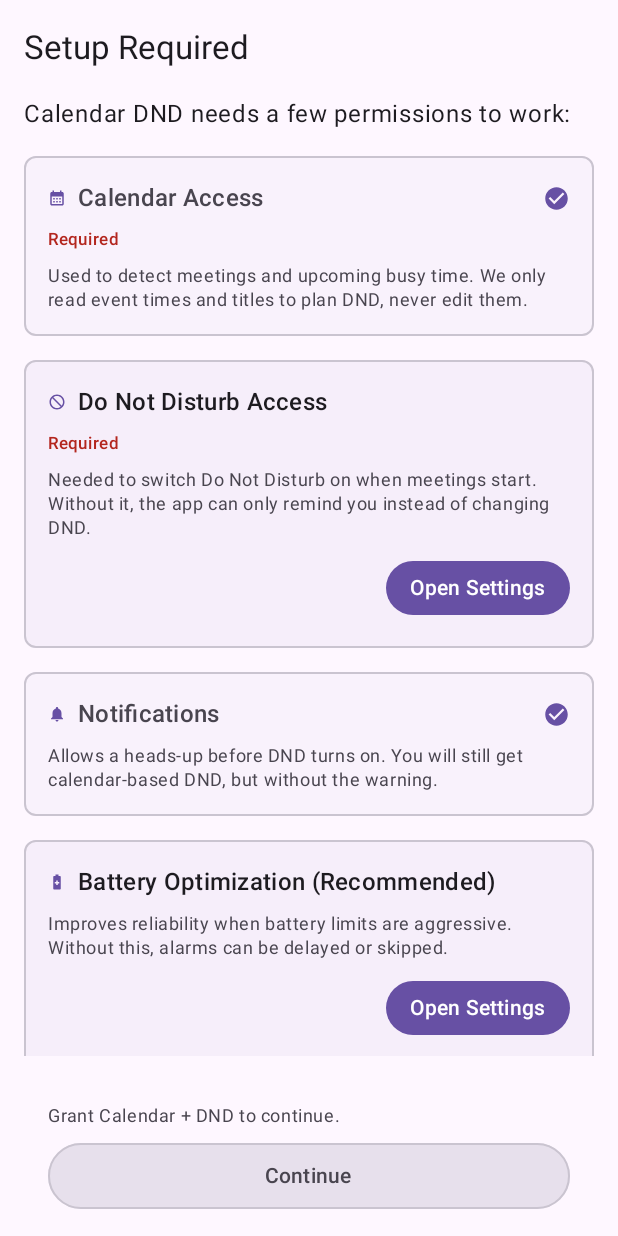
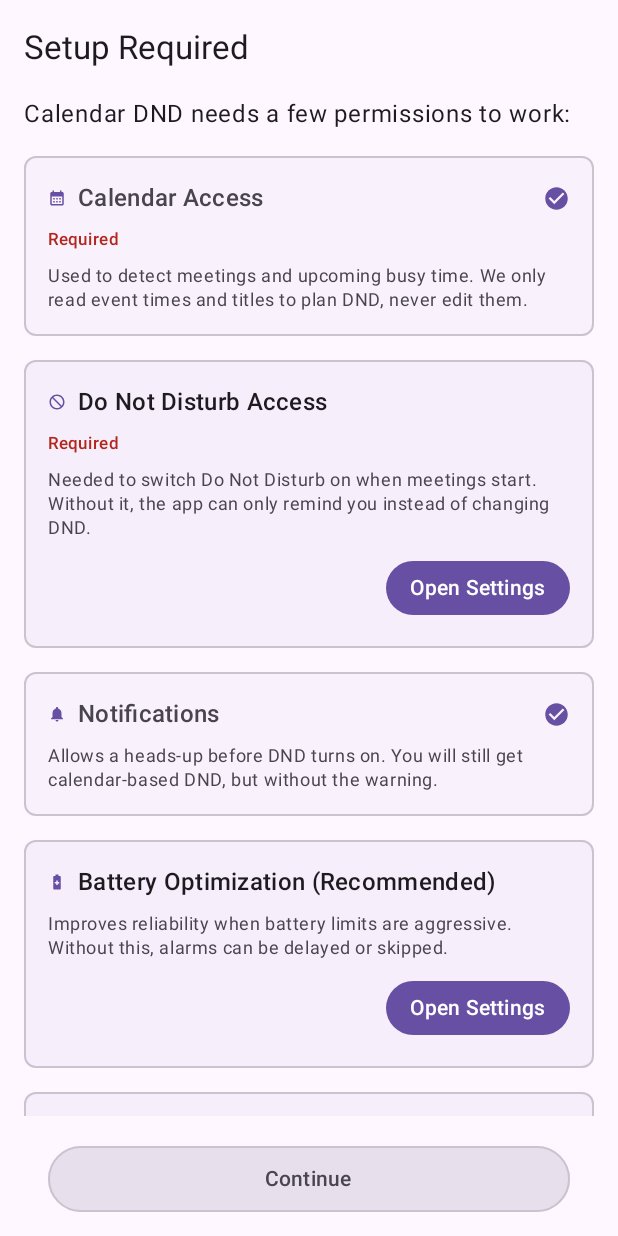
Before and after one commit to BrunoAFK/CalendarDND, an Android app built with Jetpack Compose: the OnboardingScreen screen opened through its navigation route, on a phone screen of 412 x 824 dp. Run offline under Robolectric (Android 15) with nearby library versions, the light colour scheme and no system bars.

Commit message:
Update notifications; improve onboarding

```diff
--- a/app/src/main/java/com/brunoafk/calendardnd/ui/navigation/AppNavigation.kt
+++ b/app/src/main/java/com/brunoafk/calendardnd/ui/navigation/AppNavigation.kt
@@ -137,15 +137,11 @@ fun AppNavigation(
                     StartupScreen(
                         onGoIntro = {
                             lockedRoutes.value = lockedRoutes.value + route
-                            navController.navigate(AppRoutes.LANGUAGE_ONBOARDING) {
-                                popUpTo(AppRoutes.STARTUP) { inclusive = true }
-                            }
+                            navController.navigate(AppRoutes.LANGUAGE_ONBOARDING)
                         },
                         onGoPermissions = {
                             lockedRoutes.value = lockedRoutes.value + route
-                            navController.navigate(AppRoutes.ONBOARDING) {
-                                popUpTo(AppRoutes.STARTUP) { inclusive = true }
-                            }
+                            navController.navigate(AppRoutes.ONBOARDING)
                         },
                         onGoStatus = {
                             lockedRoutes.value = lockedRoutes.value + route
--- a/app/src/main/java/com/brunoafk/calendardnd/ui/screens/OnboardingScreen.kt
+++ b/app/src/main/java/com/brunoafk/calendardnd/ui/screens/OnboardingScreen.kt
@@ -58,6 +58,8 @@ import com.brunoafk.calendardnd.ui.components.PrimaryActionButton
 import com.brunoafk.calendardnd.util.AnalyticsTracker
 import com.brunoafk.calendardnd.util.PermissionUtils
 import androidx.compose.ui.graphics.Brush
+import androidx.compose.ui.platform.LocalDensity
+import androidx.compose.ui.layout.onSizeChanged
 import androidx.core.app.ActivityCompat
 
 /**
@@ -90,14 +92,6 @@ fun OnboardingScreen(
     val isCompactHeight = configuration.screenHeightDp < 700
     val contentSpacing = if (isCompactHeight) 12.dp else 16.dp
     val cardPadding = if (isCompactHeight) PaddingValues(12.dp) else PaddingValues(16.dp)
-    val bottomBarHeight = if (isCompactHeight) 104.dp else 120.dp
-    val bottomBarBrush = Brush.verticalGradient(
-        colors = listOf(
-            MaterialTheme.colorScheme.surface.copy(alpha = 0f),
-            MaterialTheme.colorScheme.surface.copy(alpha = 0.92f),
-            MaterialTheme.colorScheme.surface
-        )
-    )
 
     // System controllers - consider injecting these via DI
     val dndController = remember { DndController(context) }
@@ -108,6 +102,23 @@ fun OnboardingScreen(
     var permissionsState by remember {
         mutableStateOf(createPermissionsState(context, dndController, alarmScheduler))
     }
+    var bottomBarHeightPx by remember { mutableStateOf(0) }
+    val bottomBarHeight = with(LocalDensity.current) {
+        val minHeight = if (permissionsState.hasRequiredPermissions) {
+            if (isCompactHeight) 76.dp else 88.dp
+        } else {
+            if (isCompactHeight) 96.dp else 112.dp
+        }
+        val measured = bottomBarHeightPx.toDp()
+        if (measured.value > 0f) measured else minHeight
+    }
+    val bottomBarBrush = Brush.verticalGradient(
+        colors = listOf(
+            MaterialTheme.colorScheme.surface.copy(alpha = 0f),
+            MaterialTheme.colorScheme.surface.copy(alpha = 0.92f),
+            MaterialTheme.colorScheme.surface
+        )
+    )
 
     val preDndNotificationUserSet by settingsStore.preDndNotificationUserSet
         .collectAsState(initial = false)
@@ -360,17 +371,10 @@ fun OnboardingScreen(
                     .align(Alignment.BottomCenter)
                     .fillMaxWidth()
                     .background(bottomBarBrush)
+                    .onSizeChanged { bottomBarHeightPx = it.height }
                     .padding(horizontal = 16.dp)
-                    .padding(top = 8.dp, bottom = 16.dp)
+                    .padding(top = 18.dp, bottom = 14.dp)
             ) {
-                if (!permissionsState.hasRequiredPermissions) {
-                    Text(
-                        text = stringResource(R.string.permissions_helper_text),
-                        style = MaterialTheme.typography.bodySmall,
-                        color = MaterialTheme.colorScheme.onSurfaceVariant,
-                        modifier = Modifier.padding(bottom = 8.dp)
-                    )
-                }
                 PrimaryActionButton(
                     label = stringResource(R.string.continue_button),
                     onClick = onContinue,
--- a/app/src/main/res/values/strings.xml
+++ b/app/src/main/res/values/strings.xml
@@ -29,7 +29,6 @@
     <string name="notification_permission_rationale">You will still get calendar-based DND, but without the warning.</string>
     <string name="exact_alarm_rationale">Without it, start and end times can drift by a few minutes.</string>
     <string name="battery_rationale">Without this, alarms can be delayed or skipped.</string>
-    <string name="permissions_helper_text">Grant Calendar + DND to continue.</string>
     <string name="open_app_settings">Open App Settings</string>
     <string name="ok">OK</string>
 
```
Also changed, not shown: app/src/main/java/com/brunoafk/calendardnd/system/alarms/AlarmScheduler.kt (+15 -5 lines), app/src/main/java/com/brunoafk/calendardnd/system/notifications/DndNotificationHelper.kt (+12 -0 lines), 14 other files.
